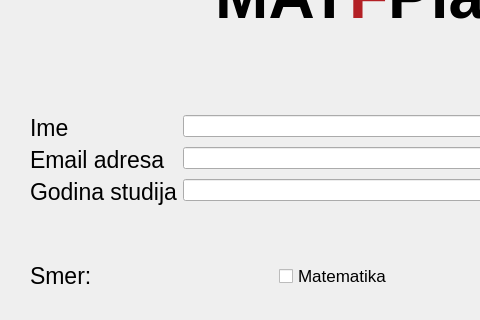
Above: Planer/MatfPlaner/forms/LoginPage.ui from stenjo1/MATF_Planner before the change; both pictures show x 0 to 480 and y 104 to 424 of the 799 by 600 pixel window. Below: the same form after it.
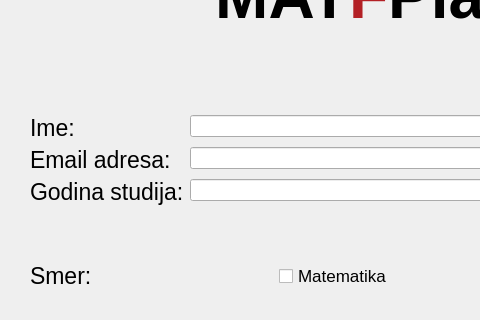
That is the form after the change.

The edit to the form file:
```diff
--- a/Planer/MatfPlaner/forms/LoginPage.ui
+++ b/Planer/MatfPlaner/forms/LoginPage.ui
@@ -66,7 +66,7 @@
          </font>
         </property>
         <property name="text">
-         <string>Ime</string>
+         <string>Ime:</string>
         </property>
        </widget>
       </item>
@@ -81,7 +81,7 @@
          </font>
         </property>
         <property name="text">
-         <string>Email adresa</string>
+         <string>Email adresa:</string>
         </property>
        </widget>
       </item>
@@ -96,7 +96,7 @@
          </font>
         </property>
         <property name="text">
-         <string>Godina studija</string>
+         <string>Godina studija:</string>
         </property>
        </widget>
       </item>
```
